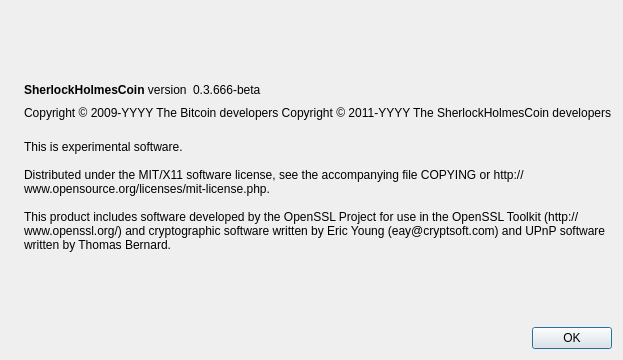
First picture: the form in src/qt/forms/aboutdialog.ui, repository brishtiteveja/sherlockholmescoin, before the edit.
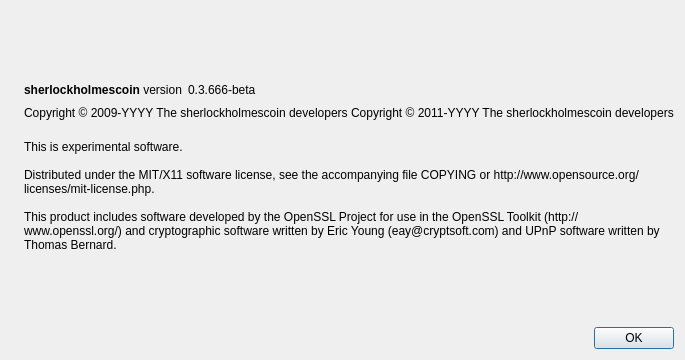
Second picture: the form after the edit. Icons and pictures are not drawn.

Patch:
```diff
--- a/src/qt/forms/aboutdialog.ui
+++ b/src/qt/forms/aboutdialog.ui
@@ -50,7 +50,7 @@
           <cursorShape>IBeamCursor</cursorShape>
          </property>
          <property name="text">
-          <string>&lt;b&gt;SherlockHolmesCoin&lt;/b&gt; version</string>
+          <string>&lt;b&gt;sherlockholmescoin&lt;/b&gt; version</string>
          </property>
          <property name="textInteractionFlags">
           <set>Qt::LinksAccessibleByMouse|Qt::TextSelectableByKeyboard|Qt::TextSelectableByMouse</set>
@@ -91,8 +91,8 @@
         <cursorShape>IBeamCursor</cursorShape>
        </property>
        <property name="text">
-        <string notr="true">Copyright &amp;copy; 2009-YYYY The Bitcoin developers
-Copyright &amp;copy; 2011-YYYY The SherlockHolmesCoin developers</string>
+        <string notr="true">Copyright &amp;copy; 2009-YYYY The sherlockholmescoin developers
+Copyright &amp;copy; 2011-YYYY The sherlockholmescoin developers</string>
        </property>
        <property name="textFormat">
         <enum>Qt::RichText</enum>
```
Left out of the diff: 6 changed lines with no effect on the pictures.
